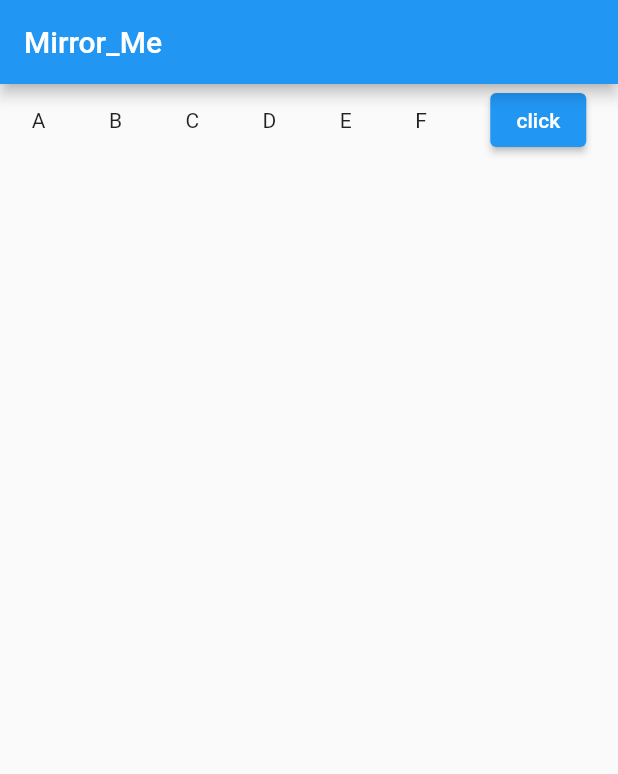
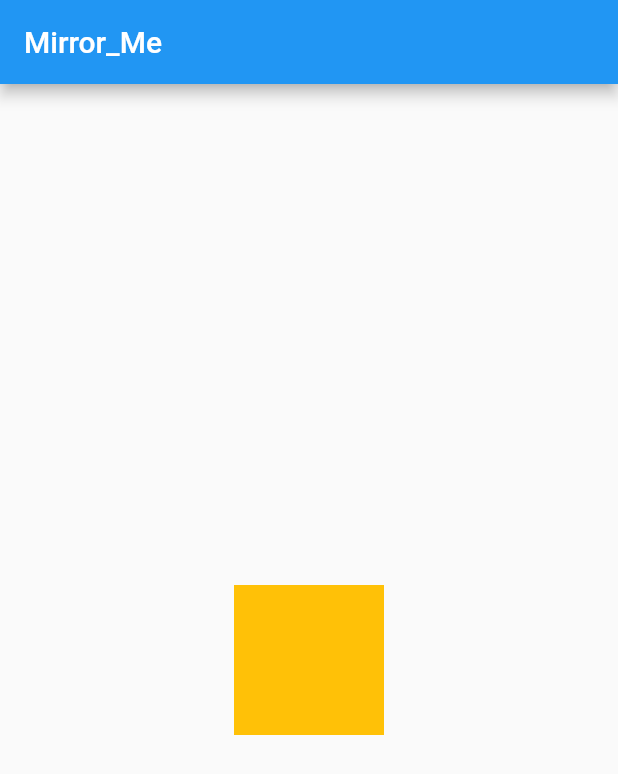
Before and after one commit to pavannaik321/Salon-booking-app, a Flutter app: the screen it shows after launch, on a phone screen of 412 x 824 dp. Shown: the top 774 px of the screen. Run offline on Flutter 3.47's test engine with Material 2 defaults, Android fonts, the phone set to English and light mode, and no system bars.

Commit message:
inkwell completed

```diff
--- a/lib/main.dart
+++ b/lib/main.dart
@@ -34,26 +34,26 @@ class _MyHomePageState extends State<MyHomePage> {
   @override
   Widget build(BuildContext context) {
     return Scaffold(
-      appBar: AppBar(
-        title: Text(widget.title),
-      ),
-      body: Row(
-        mainAxisAlignment: MainAxisAlignment.spaceAround,
-        //crossAxisAlignment: ,
-        children: [
-          Text('A'),
-          Text('B'),
-          Text('C'),
-          Text('D'),
-          Text('E'),
-          Text('F'),
-          ElevatedButton(
-              onPressed: () {
-                print("hello");
-              },
-              child: Text('click'))
-        ],
-      ),
-    );
+        appBar: AppBar(
+          title: Text(widget.title),
+        ),
+        body: Center(
+          child: InkWell(
+            child: Container(
+              width: 100,
+              height: 100,
+              color: Colors.amber,
+            ),
+            onTap: () {
+              print('click');
+            },
+            onLongPress: () {
+              print('long pressed');
+            },
+            onDoubleTap: () {
+              print('double pressed');
+            },
+          ),
+        ));
   }
 }
```
